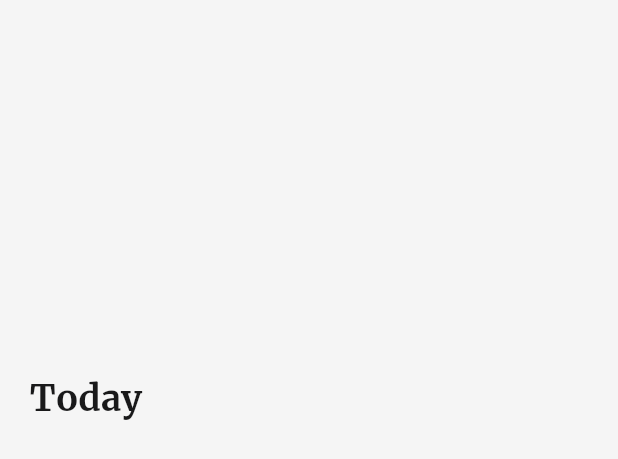
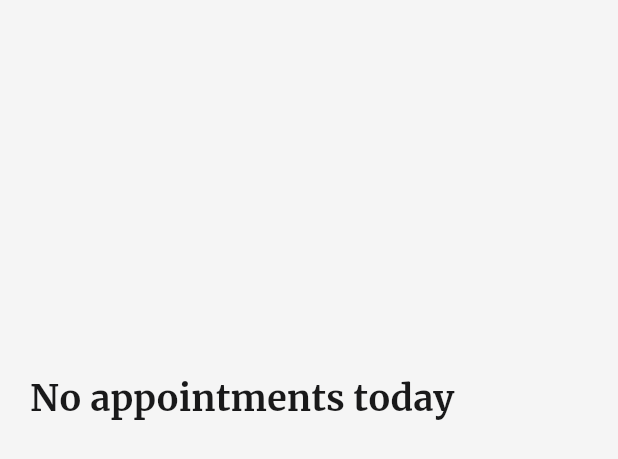
Before and after one commit to NullPointerException-25/appointment, a Flutter app: the HomePager widget shown alone on an empty page, opened directly, on a phone screen of 412 x 824 dp. Shown: the top 459 px of the screen. Run offline on Flutter 3.47's test engine with Material 3 defaults, Android fonts, the phone set to English and light mode, and no system bars; our stand-ins replace cloud_firestore, device_preview_plus, elegant_notification, firebase_core, flutter_typeahead, get and 7 more; missing offline and left inert: circular_menu, dotlottie_loader, mesh_gradient, objectbox_flutter_libs; accounts and stored records are empty; generated files the repository leaves out were written again; statements that could not run were skipped.

Commit message:
home calendar finished

```diff
--- a/lib/core/utils/translations.dart
+++ b/lib/core/utils/translations.dart
@@ -62,7 +62,8 @@ class Translator extends Translations {
           "appointmentCreated": "Appointment created",
           "today'sAppointments": "Today's appointments",
           "calendar": "Calendar",
-          "nameIsRequired": "Name cannot be empty"
+          "nameIsRequired": "Name cannot be empty",
+          "nothingForToday": "No appointments today"
         },
         'es': {
           'title': 'Gestor de Citas',
@@ -178,4 +179,6 @@ class Translator extends Translations {
   static String get calendar => "calendar";
 
   static String get nameIsRequired=>"nameIsRequired";
+
+  static String get nothingForToday=> "nothingForToday";
 }
--- a/lib/features/appointment/data/datasource/local_appointments_datasource.dart
+++ b/lib/features/appointment/data/datasource/local_appointments_datasource.dart
@@ -5,6 +5,7 @@ import 'package:get/get.dart';
 
 class LocalAppointmentsDatasource extends GetxService {
   late final Rx<Store> _store;
+
   static LocalAppointmentsDatasource get to =>
       Get.find<LocalAppointmentsDatasource>();
 
@@ -34,6 +35,7 @@ class LocalAppointmentsDatasource extends GetxService {
     final box = _store.value.box<AppointmentModel>();
     final query = box
         .query(AppointmentModel_.fromDate.betweenDate(date, endDate))
+        .order(AppointmentModel_.fromDate)
         .build();
     final result = query.find();
     query.close();
--- a/lib/home/presentation/pagers/home_pager.dart
+++ b/lib/home/presentation/pagers/home_pager.dart
@@ -5,6 +5,7 @@ import 'package:appointments_manager/home/presentation/widgets/welcome_home.dart
 import 'package:flutter/material.dart';
 import 'package:get/get.dart';
 
+import '../../../features/appointment/domain/entities/appointment_entity.dart';
 import '../controllers/timeline_controller.dart';
 
 class HomePager extends StatelessWidget {
@@ -20,14 +21,29 @@ class HomePager extends StatelessWidget {
         controller: TimelineController.to.scrollController,
         slivers: [
           const SliverToBoxAdapter(child: WelcomeHomeSection()),
-         SliverToBoxAdapter(
+         ObxValue<RxList<AppointmentEntity>>(
+           (appointments) {
+             if(appointments.isEmpty){
+               return SliverToBoxAdapter(
+                 child: Padding(
+                   padding: const EdgeInsets.all(kPadding),
+                   child: Text(
+                     Translator.nothingForToday.tr,
+                     style: Theme.of(context).textTheme.titleLarge,
+                   ),
+                 ),);
+             }
+             return SliverToBoxAdapter(
                  child: Padding(
                    padding: const EdgeInsets.all(kPadding),
                    child: Text(
                      Translator.today.tr,
                      style: Theme.of(context).textTheme.titleLarge,
                    ),
-              )),
+                 ),);
+           },
+           TimelineController.to.appointments
+         ),
           Obx(
             () => SliverList.builder(
               itemBuilder: (context, index) {
```
Also changed, not shown: lib/features/appointment/presentation/widgets/appointment_item_timeline.dart (+13 -22 lines). Lines whose indentation alone changed are shown as unchanged.
